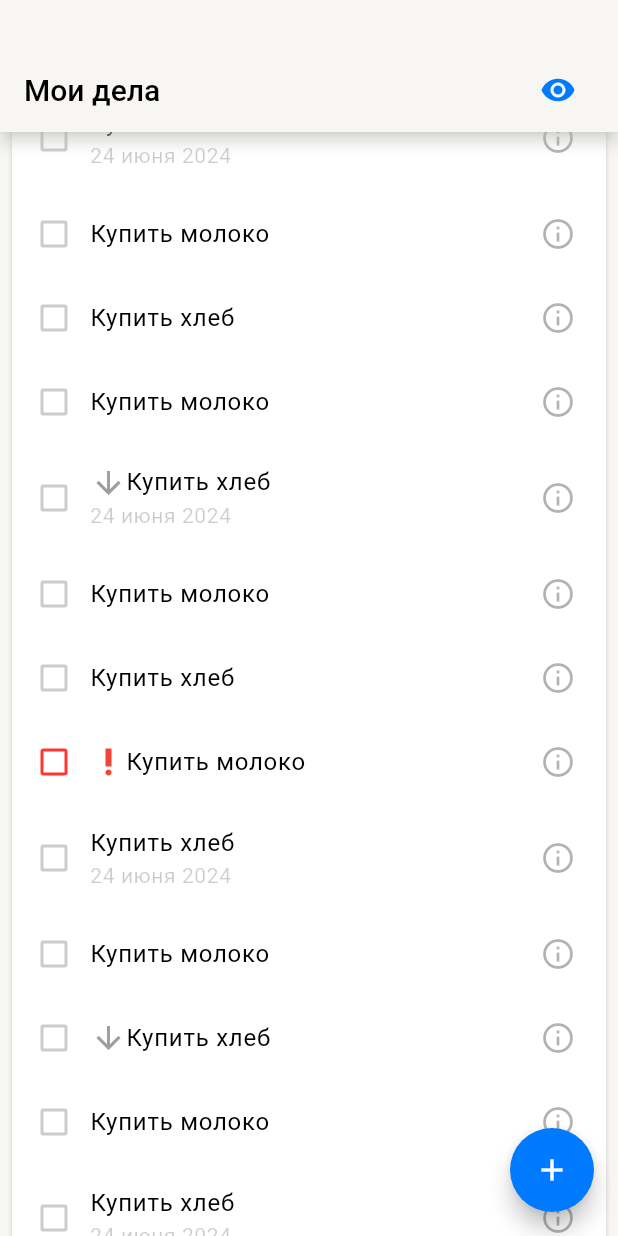
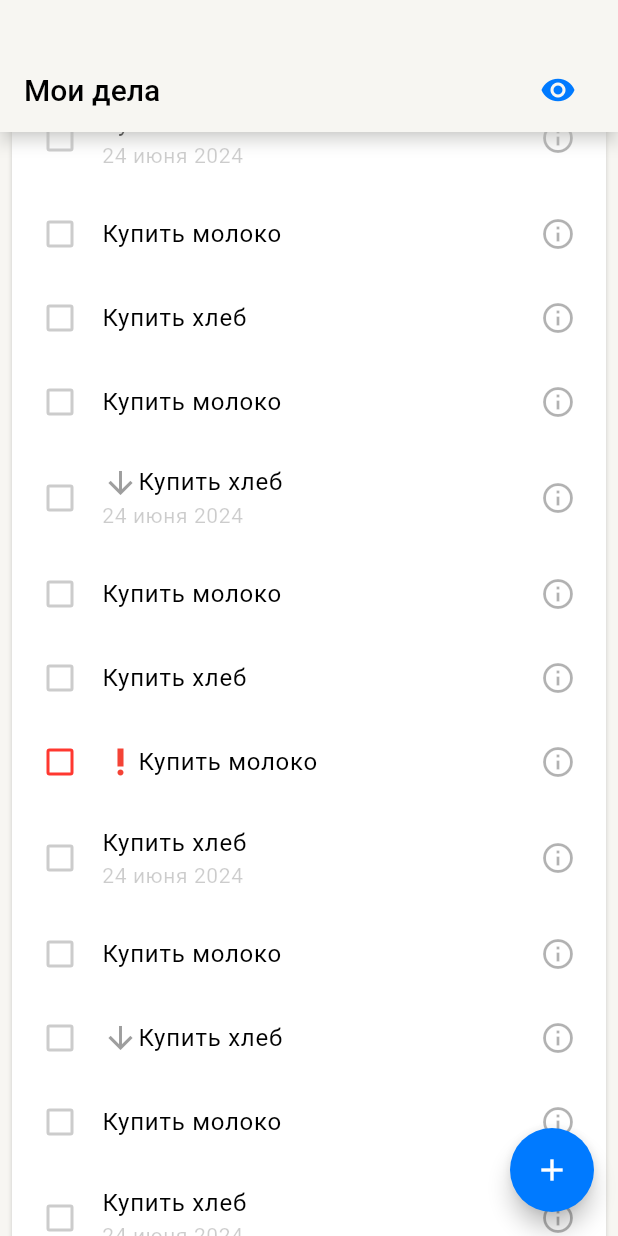
Before and after one commit to Strafe0/school_todo_list, a Flutter app: the screen it shows after launch, scrolled down 576 dp, on a phone screen of 412 x 824 dp. Run offline on Flutter 3.47's test engine with Material 3 defaults, Android fonts, the phone set to English and light mode, and no system bars; our stand-ins replace logger.

Commit message:
Refactoring after review

```diff
--- a/lib/presentation/task_list/task_list_screen.dart
+++ b/lib/presentation/task_list/task_list_screen.dart
@@ -61,6 +61,8 @@ class _TodoListScreenState extends State<TodoListScreen> {
       statusBarIconBrightness: Theme.of(context).brightness == Brightness.dark
           ? Brightness.light
           : Brightness.dark,
+      systemNavigationBarColor: Theme.of(context).colorScheme.surface,
+      systemNavigationBarDividerColor: Theme.of(context).colorScheme.surface,
     ));
 
     return SafeArea(
@@ -135,7 +137,7 @@ class _TaskListState extends State<TaskList> {
         bottom: 28,
       ),
       sliver: DecoratedSliver(
-        decoration: boxDecorationWithShadow(
+        decoration: defaultBoxDecoration.copyWith(
           color: Theme.of(context).colorScheme.surfaceContainer,
         ),
         sliver: SliverList(
--- a/lib/presentation/task_list/task_list_tile.dart
+++ b/lib/presentation/task_list/task_list_tile.dart
@@ -3,16 +3,17 @@ import 'package:school_todo_list/domain/entity/importance.dart';
 import 'package:school_todo_list/domain/entity/task.dart';
 import 'package:school_todo_list/logger.dart';
 import 'package:school_todo_list/presentation/task_edit/task_edit_screen.dart';
-import 'package:school_todo_list/presentation/utils/dismissible_backgrounds.dart';
+import 'package:school_todo_list/presentation/utils/dismissible_background.dart';
 import 'package:school_todo_list/presentation/utils/date_format.dart';
 import 'package:school_todo_list/presentation/utils/text_with_importance_level.dart';
 
 class TaskListTile extends StatefulWidget {
-  const TaskListTile(
-      {super.key,
+  const TaskListTile({
+    super.key,
     required this.task,
     required this.remove,
-      required this.updateList});
+    required this.updateList,
+  });
 
   final Task task;
   final void Function(String id) remove;
@@ -30,8 +31,18 @@ class _TaskListTileState extends State<TaskListTile> {
       child: Dismissible(
         key: ValueKey(widget.task),
         direction: DismissDirection.horizontal,
-        background: const DismissibleBackground(),
-        secondaryBackground: const DismissibleSecondaryBackground(),
+        background: DismissibleBackground(
+          color: Theme.of(context).colorScheme.secondary,
+          padding: const EdgeInsets.only(left: 24.0),
+          icon: Icons.check,
+          iconColor: Theme.of(context).colorScheme.onSecondary,
+        ),
+        secondaryBackground: DismissibleBackground(
+          color: Theme.of(context).colorScheme.error,
+          padding: const EdgeInsets.only(right: 24),
+          icon: Icons.check,
+          iconColor: Theme.of(context).colorScheme.onError,
+        ),
         onDismissed: (direction) {
           logger.d("Dismissible action: $direction");
         },
@@ -49,14 +60,34 @@ class _TaskListTileState extends State<TaskListTile> {
 
           return Future.value(false);
         },
-        child: CheckboxListTile(
-          title: TaskTitle(task: widget.task),
-          subtitle: widget.task.hasDeadline
-              ? TaskDeadline(
-                  deadline: widget.task.deadline!,
-                  isCompleted: widget.task.isCompleted,
-                )
-              : null,
+        child: TaskTile(
+          task: widget.task,
+          updateList: widget.updateList,
+        ),
+      ),
+    );
+  }
+}
+
+class TaskTile extends StatefulWidget {
+  const TaskTile({
+    super.key,
+    required this.task,
+    required this.updateList,
+  });
+
+  final Task task;
+  final void Function() updateList;
+
+  @override
+  State<TaskTile> createState() => _TaskTileState();
+}
+
+class _TaskTileState extends State<TaskTile> {
+  @override
+  Widget build(BuildContext context) {
+    return ListTile(
+      leading: Checkbox(
         value: widget.task.isCompleted,
         onChanged: (bool? value) {
           logger.d("Toggle task ${widget.task.id}. New value: $value");
@@ -65,27 +96,32 @@ class _TaskListTileState extends State<TaskListTile> {
             widget.updateList();
           });
         },
-          contentPadding: const EdgeInsets.only(
-            left: 8.0,
-            right: 8.0,
-          ),
-          controlAffinity: ListTileControlAffinity.leading,
         fillColor: WidgetStatePropertyAll(
           widget.task.isCompleted
               ? Theme.of(context).colorScheme.secondary
               : null,
         ),
         checkColor: Theme.of(context).colorScheme.surfaceContainer,
-          checkboxShape: checkboxShape(widget.task),
+        shape: checkboxShape(widget.task),
         side: BorderSide(
           color: widget.task.importance == Importance.high
               ? Theme.of(context).colorScheme.error
               : Theme.of(context).dividerColor,
           width: 2,
         ),
-          secondary: TaskInfoButton(task: widget.task),
       ),
+      title: TaskTitle(task: widget.task),
+      subtitle: widget.task.hasDeadline
+          ? TaskDeadline(
+              deadline: widget.task.deadline!,
+              isCompleted: widget.task.isCompleted,
+            )
+          : null,
+      contentPadding: const EdgeInsets.only(
+        left: 8.0,
+        right: 8.0,
       ),
+      trailing: TaskInfoButton(task: widget.task),
     );
   }
 
```
Also changed, not shown: lib/presentation/task_edit/task_edit_screen.dart (+12 -9 lines), lib/presentation/utils/dismissible_background.dart (added, +38 -0 lines), lib/presentation/utils/dismissible_backgrounds.dart (deleted, +0 -49 lines), lib/presentation/utils/shadow_box_decoration.dart (+4 -7 lines), lib/presentation/utils/text_with_importance_level.dart (line endings or trailing spaces), 3 other files. Lines whose indentation alone changed are shown as unchanged.
